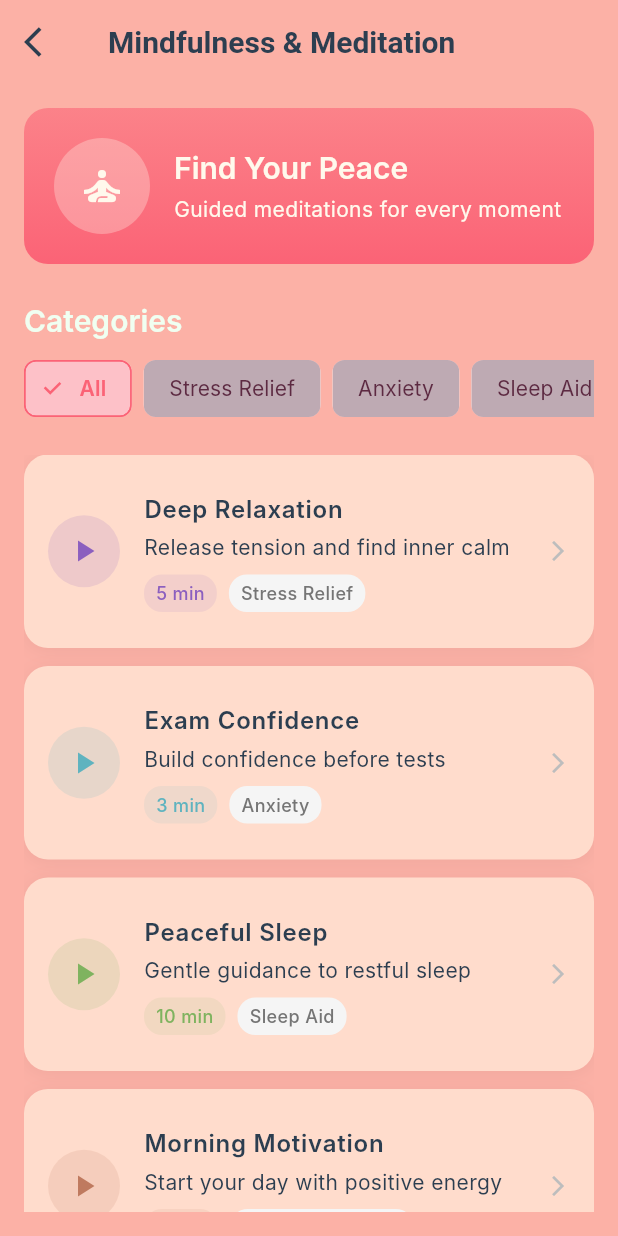
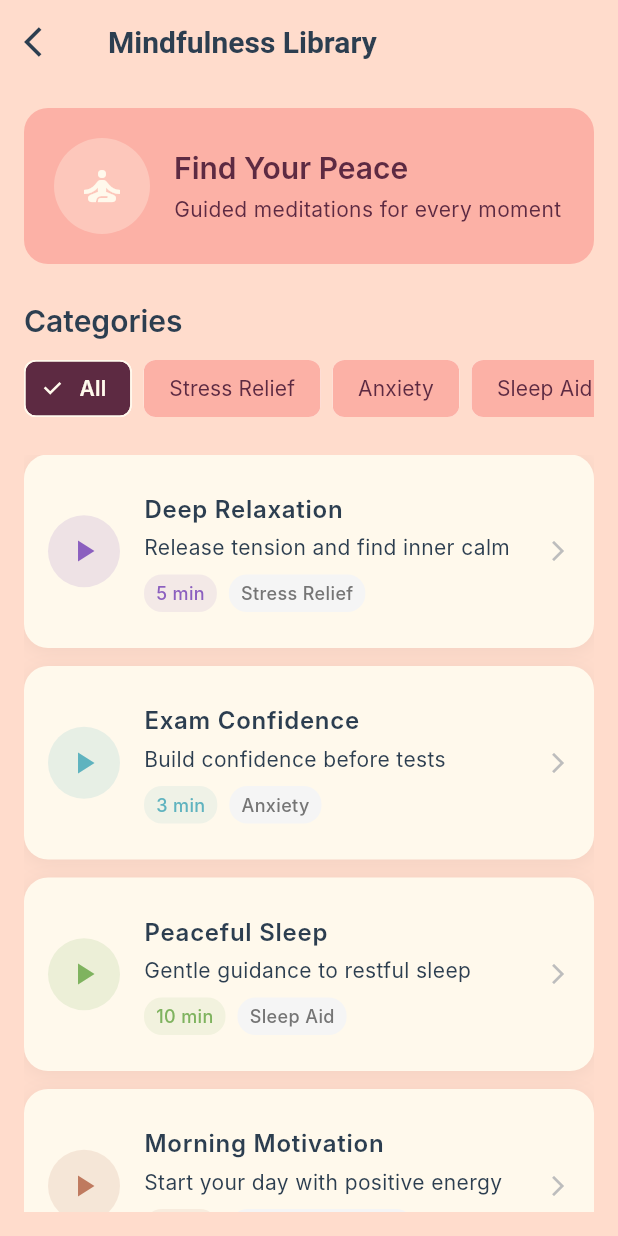
Before and after one commit to jocelyngan2005/solace, a Flutter app: the MeditationPage screen opened directly, on a phone screen of 412 x 824 dp. Run offline on Flutter 3.47's test engine with Material 3 defaults, Android fonts, the phone set to English and light mode, and no system bars; our stand-ins replace fl_chart; Roboto replaces fonts that are missing (Inter).

Commit message:
minor frontend adjustment

```diff
--- a/lib/screens/therapy/meditation_screen.dart
+++ b/lib/screens/therapy/meditation_screen.dart
@@ -67,9 +67,9 @@ class _MeditationPageState extends State<MeditationPage> {
   @override
   Widget build(BuildContext context) {
     return Scaffold(
-      backgroundColor: const Color(0xFFFCB1A6),
+      backgroundColor: const Color(0xFFFFDCCC),
       appBar: AppBar(
-        title: const Text('Mindfulness & Meditation'),
+        title: const Text('Mindfulness Library'),
         backgroundColor: Colors.transparent,
         elevation: 0,
         leading: IconButton(
@@ -87,14 +87,7 @@ class _MeditationPageState extends State<MeditationPage> {
               Container(
                 padding: const EdgeInsets.all(20),
                 decoration: BoxDecoration(
-                  gradient: LinearGradient(
-                    colors: [
-                      const Color(0xFFFB6376).withOpacity(0.6),  // Soft pink
-                      const Color(0xFFFB6376),
-                    ],
-                    begin: Alignment.topCenter,
-                    end: Alignment.bottomCenter,
-                  ),
+                  color: const Color(0xFFFCB1A6),
                   borderRadius: BorderRadius.circular(16),
                 ),
                 child: Row(
@@ -120,14 +113,14 @@ class _MeditationPageState extends State<MeditationPage> {
                             'Find Your Peace',
                             style: Theme.of(context).textTheme.headlineSmall?.copyWith(
                               fontWeight: FontWeight.w600,
-                              color: const Color(0xFFFFF9EC),
+                              color: const Color(0xFF5D2A42),
                             ),
                           ),
                           const SizedBox(height: 4),
                           Text(
                             'Guided meditations for every moment',
                             style: Theme.of(context).textTheme.bodyMedium?.copyWith(
-                              color: const Color(0xFFFFF9EC),
+                              color: const Color(0xFF5D2A42),
                             ),
                           ),
                         ],
@@ -143,7 +136,6 @@ class _MeditationPageState extends State<MeditationPage> {
               Text(
                 'Categories',
                 style: Theme.of(context).textTheme.headlineSmall?.copyWith(
-                  color: const Color(0xFFF0FFF1),
                   fontWeight: FontWeight.w600,
                 ),
               ),
@@ -168,15 +160,15 @@ class _MeditationPageState extends State<MeditationPage> {
                             selectedCategory = category;
                           });
                         },
-                        backgroundColor: const Color(0xFF5D2A42).withOpacity(0.4),
-                        selectedColor: const Color(0xFFFB6376).withOpacity(0.4),
-                        checkmarkColor: const Color(0xFFFB6376),
+                        backgroundColor: const Color(0xFFFCB1A6),
+                        selectedColor: const Color(0xFF5D2A42),
+                        checkmarkColor: const Color(0xFFFFF9EC),
                         labelStyle: TextStyle(
-                          color: isSelected ? const Color(0xFFFB6376) : const Color(0xFF5D2A42),
+                          color: isSelected ? const Color(0xFFFFF9EC) : const Color(0xFF5D2A42),
                           fontWeight: isSelected ? FontWeight.w600 : FontWeight.normal,
                         ),
                         side: BorderSide(
-                          color: isSelected ? const Color(0xFFFB6376) : Colors.transparent,
+                          color: isSelected ? const Color(0xFFFFF9EC) : Colors.transparent,
                         ),
                       ),
                     );
@@ -207,7 +199,7 @@ class _MeditationPageState extends State<MeditationPage> {
     return Container(
       margin: const EdgeInsets.only(bottom: 12),
       decoration: BoxDecoration(
-        color: const Color(0xFFFFDCCC),
+        color: const Color(0xFFFFF9EC),
         borderRadius: BorderRadius.circular(16),
         boxShadow: [
           BoxShadow(
```
Also changed, not shown: lib/screens/therapy/positive_affirmation_screen.dart (+9 -3 lines), lib/widgets/ai_chatbot.dart (+61 -4 lines).
